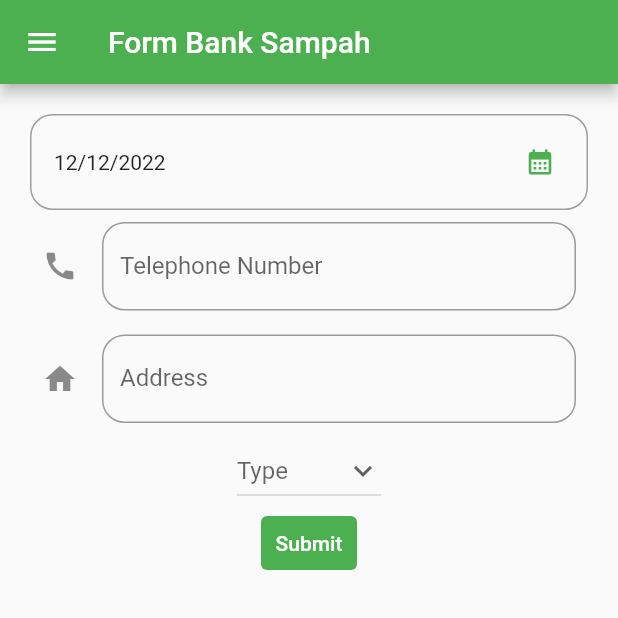
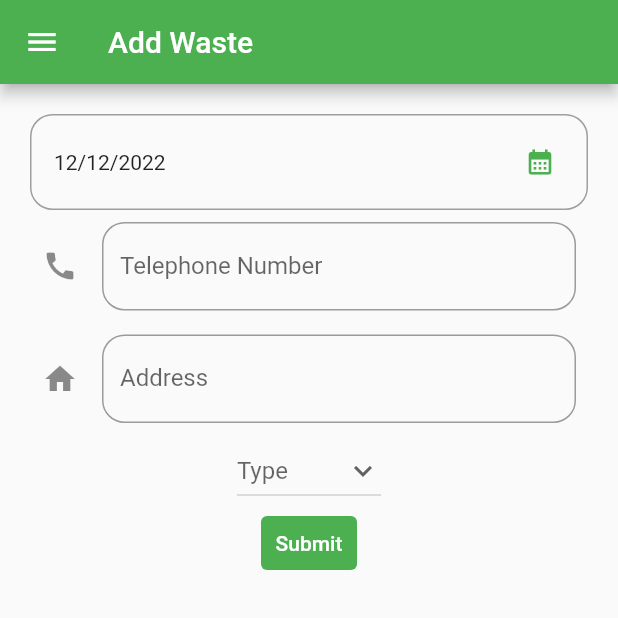
Before and after one commit to A03-PBP-2022/cleanify-mobile, a Flutter app: the BankSampahFormPage screen opened directly, on a phone screen of 412 x 824 dp, the top half of it. Run offline on Flutter 3.47's test engine with Material 2 defaults, Android fonts, the phone set to English and light mode, and no system bars; our stand-ins replace flutter_markdown, infinite_scroll_pagination; missing offline and left inert: pbp_django_auth; accounts and stored records are empty.

Commit message:
Refaktor akhir 2

```diff
--- a/lib/bank/page/form.dart
+++ b/lib/bank/page/form.dart
@@ -33,7 +33,7 @@ class _BankSampahFormPageState extends State<BankSampahFormPage> {
 
         return Scaffold(
             appBar: AppBar(
-                title: const Text('Form Bank Sampah'),
+                title: const Text('Add Waste'),
             ),
             drawer: const GlobalDrawer(),
             body: Form(
--- a/lib/bank/page/item.dart
+++ b/lib/bank/page/item.dart
@@ -60,7 +60,7 @@ class ItemBankSampah extends StatelessWidget {
                 style: TextStyle(color: Colors.white),
               ),
               style: ButtonStyle(
-                backgroundColor: MaterialStateProperty.all(Colors.blue),
+                backgroundColor: MaterialStateProperty.all(Colors.green),
               ),
               onPressed: () {
                 Navigator.pop(
--- a/lib/bank/page/my.dart
+++ b/lib/bank/page/my.dart
@@ -18,7 +18,7 @@ class _BankSampahJsonPageState extends State<BankSampahJsonPage> {
 
     return Scaffold(
         appBar: AppBar(
-            title: const Text('My Bank Sampah'),
+            title: const Text('My Waste Bank'),
         ),
         drawer: const GlobalDrawer(),
         body: FutureBuilder(
@@ -32,7 +32,7 @@ class _BankSampahJsonPageState extends State<BankSampahJsonPage> {
                   return Column(
                   children: const [
                       Text(
-                      "Tidak ada Bank Sampah :(",
+                      "Nothing on the bank. :(",
                       style: TextStyle(
                           color: Color(0xff59A5D8),
                           fontSize: 20),
--- a/lib/faq/page/form.dart
+++ b/lib/faq/page/form.dart
@@ -1,8 +1,5 @@
 import 'package:cleanify/consts.dart';
 import 'package:flutter/material.dart';
-import 'package:intl/intl.dart';
-import 'package:http/http.dart' as http;
-import 'dart:convert';
 import 'package:cleanify/core/drawer.dart';
 import 'package:pbp_django_auth/pbp_django_auth.dart';
 import 'package:provider/provider.dart';
```
